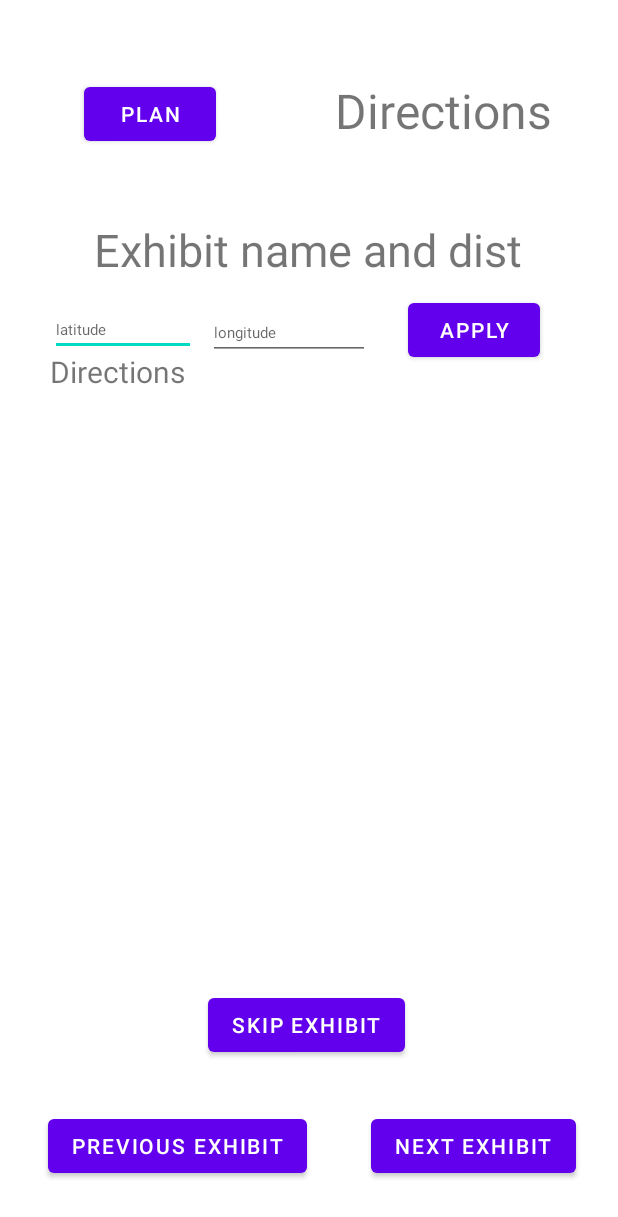
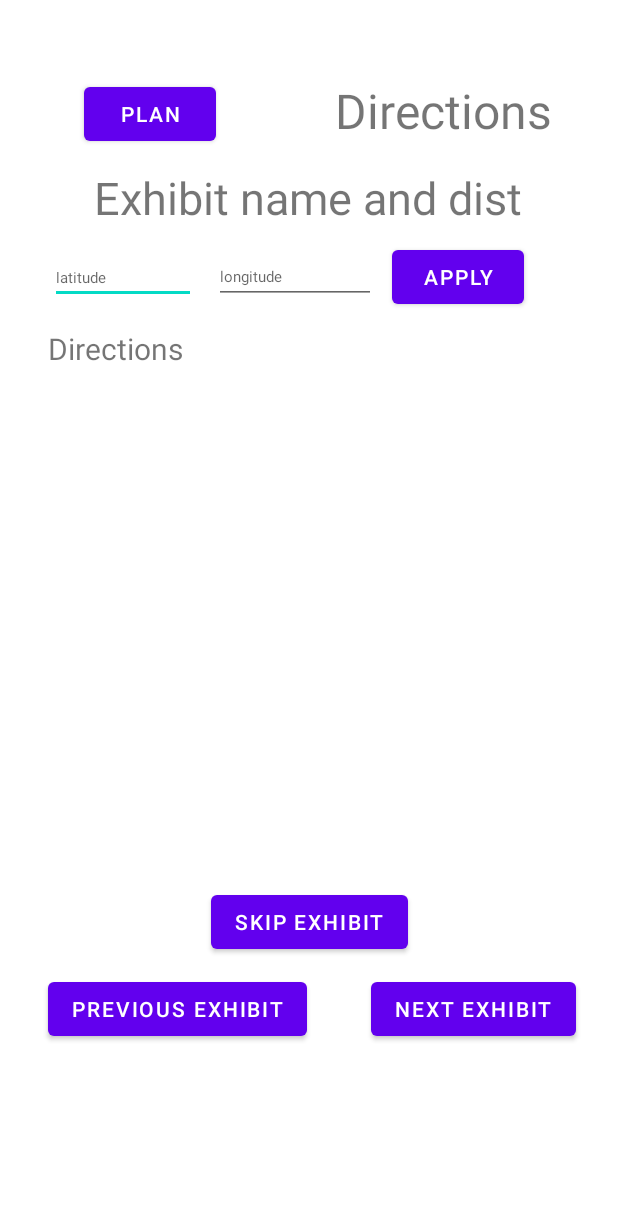
Before and after one commit to CSE-110-Spring-2022/zooseeker-cse-110-team-63, an Android app: the layout activity_direction.xml on its own in the app's theme, with its tools: preview values and no code run, on a phone screen of 412 x 824 dp. Shown: the top 1217 px of the screen. Run offline under Robolectric (Android 15) with nearby library versions, the phone set to English and light mode, and no system bars.

Commit message:
fix directions activity UI when inputting location manually

```diff
--- a/app/src/main/java/com/team63/zooseeker/DirectionActivity.java
+++ b/app/src/main/java/com/team63/zooseeker/DirectionActivity.java
@@ -116,7 +116,7 @@ public class DirectionActivity extends AppCompatActivity implements LocationObse
         directionInd = 0;
 
 //        Log.d("ZooSeeker", String.format("directionInd is: %d", directionInd));
-        directionsView.setMovementMethod(new ScrollingMovementMethod());
+        //directionsView.setMovementMethod(new ScrollingMovementMethod());
 
         LiveData<List<Direction>> liveData = planViewModel.getDirections();
         liveData.observe(this, this::updateDirections);
--- a/app/src/main/res/layout/activity_direction.xml
+++ b/app/src/main/res/layout/activity_direction.xml
@@ -10,23 +10,23 @@
         android:id="@+id/next_exhibit_btn"
         android:layout_width="wrap_content"
         android:layout_height="wrap_content"
+        android:layout_marginTop="10dp"
         android:layout_marginEnd="28dp"
-        android:layout_marginBottom="36dp"
         android:onClick="onNextBtnClicked"
         android:text="Next Exhibit"
-        app:layout_constraintBottom_toBottomOf="parent"
-        app:layout_constraintEnd_toEndOf="parent" />
+        app:layout_constraintEnd_toEndOf="parent"
+        app:layout_constraintTop_toBottomOf="@+id/skip_exhibit_btn" />
 
     <Button
         android:id="@+id/previous_exhibit_btn"
         android:layout_width="wrap_content"
         android:layout_height="wrap_content"
         android:layout_marginStart="32dp"
-        android:layout_marginBottom="36dp"
+        android:layout_marginTop="10dp"
         android:onClick="onPrevBtnClicked"
         android:text="Previous Exhibit"
-        app:layout_constraintBottom_toBottomOf="parent"
-        app:layout_constraintStart_toStartOf="parent" />
+        app:layout_constraintStart_toStartOf="parent"
+        app:layout_constraintTop_toBottomOf="@+id/skip_exhibit_btn" />
 
     <TextView
         android:id="@+id/directions_text"
@@ -56,40 +56,39 @@
         android:id="@+id/exhibit_view"
         android:layout_width="wrap_content"
         android:layout_height="wrap_content"
+        android:layout_marginTop="16dp"
         android:text="Exhibit name and dist"
         android:textAlignment="center"
         android:textSize="30sp"
-        app:layout_constraintBottom_toBottomOf="parent"
         app:layout_constraintHorizontal_bias="0.495"
         app:layout_constraintLeft_toLeftOf="parent"
         app:layout_constraintRight_toRightOf="parent"
-        app:layout_constraintTop_toTopOf="parent"
-        app:layout_constraintVertical_bias="0.186" />
+        app:layout_constraintTop_toBottomOf="@+id/directions_text" />
 
     <TextView
         android:id="@+id/directions_view"
         android:layout_width="347dp"
         android:layout_height="348dp"
-        android:layout_marginStart="33dp"
-        android:layout_marginTop="234dp"
+        android:layout_marginStart="32dp"
+        android:layout_marginTop="16dp"
         android:scrollbars="vertical"
         android:text="Directions"
         android:textSize="20sp"
         app:layout_constraintStart_toStartOf="parent"
-        app:layout_constraintTop_toTopOf="parent" />
+        app:layout_constraintTop_toBottomOf="@+id/longitude_input" />
 
     <Button
         android:id="@+id/skip_exhibit_btn"
         android:layout_width="wrap_content"
         android:layout_height="wrap_content"
+        android:layout_marginTop="24dp"
         android:onClick="onSkipBtnClicked"
         android:text="Skip Exhibit"
-        app:layout_constraintBottom_toBottomOf="parent"
-        app:layout_constraintHorizontal_bias="0.495"
+        app:layout_constraintEnd_toEndOf="parent"
         app:layout_constraintLeft_toLeftOf="parent"
         app:layout_constraintRight_toRightOf="parent"
-        app:layout_constraintTop_toTopOf="parent"
-        app:layout_constraintVertical_bias="0.85" />
+        app:layout_constraintStart_toStartOf="parent"
+        app:layout_constraintTop_toBottomOf="@+id/directions_view" />
 
     <EditText
         android:id="@+id/latitude_input"
@@ -108,24 +107,24 @@
         android:id="@+id/longitude_input"
         android:layout_width="108dp"
         android:layout_height="36dp"
-        android:layout_marginStart="8dp"
+        android:layout_marginStart="12dp"
         android:ems="10"
         android:hint="longitude"
         android:inputType="numberDecimal|numberSigned"
         android:textSize="10sp"
         app:layout_constraintBottom_toBottomOf="@+id/latitude_input"
-        app:layout_constraintStart_toEndOf="@+id/latitude_input"
-        app:layout_constraintTop_toTopOf="@+id/latitude_input" />
+        app:layout_constraintStart_toEndOf="@+id/latitude_input" />
 
     <Button
         android:id="@+id/apply_btn"
         android:layout_width="wrap_content"
         android:layout_height="wrap_content"
-        android:layout_marginTop="9dp"
         android:layout_marginEnd="52dp"
         android:onClick="onApplyBtnClicked"
         android:text="Apply"
+        app:layout_constraintBottom_toBottomOf="@+id/longitude_input"
         app:layout_constraintEnd_toEndOf="parent"
-        app:layout_constraintTop_toBottomOf="@+id/exhibit_view" />
+        app:layout_constraintStart_toEndOf="@+id/longitude_input"
+        app:layout_constraintTop_toTopOf="@+id/longitude_input" />
 
 </androidx.constraintlayout.widget.ConstraintLayout>
```
